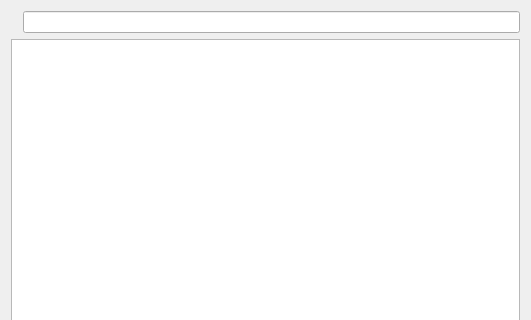
First picture: the form in managerwindow.ui, repository elkswe/AnManager, before the edit; both pictures show x 0 to 531 and y 0 to 320 of the 531 by 619 pixel window.
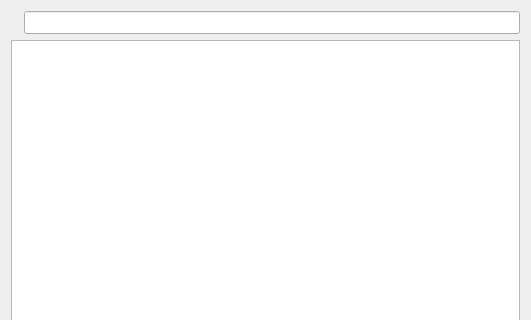
Second picture: the form after the edit.

Diff of the .ui file:
```diff
--- a/managerwindow.ui
+++ b/managerwindow.ui
@@ -41,15 +41,34 @@
           <verstretch>0</verstretch>
          </sizepolicy>
         </property>
+        <property name="font">
+         <font>
+          <family>Tahoma</family>
+          <pointsize>10</pointsize>
+         </font>
+        </property>
        </widget>
       </item>
       <item>
-       <widget class="QLineEdit" name="cmd"/>
+       <widget class="QLineEdit" name="cmd">
+        <property name="font">
+         <font>
+          <family>Tahoma</family>
+          <pointsize>10</pointsize>
+         </font>
+        </property>
+       </widget>
       </item>
      </layout>
     </item>
     <item row="2" column="0">
      <widget class="QTableView" name="mainTableView">
+      <property name="font">
+       <font>
+        <family>Tahoma</family>
+        <pointsize>10</pointsize>
+       </font>
+      </property>
       <property name="sizeAdjustPolicy">
        <enum>QAbstractScrollArea::AdjustIgnored</enum>
       </property>
```
